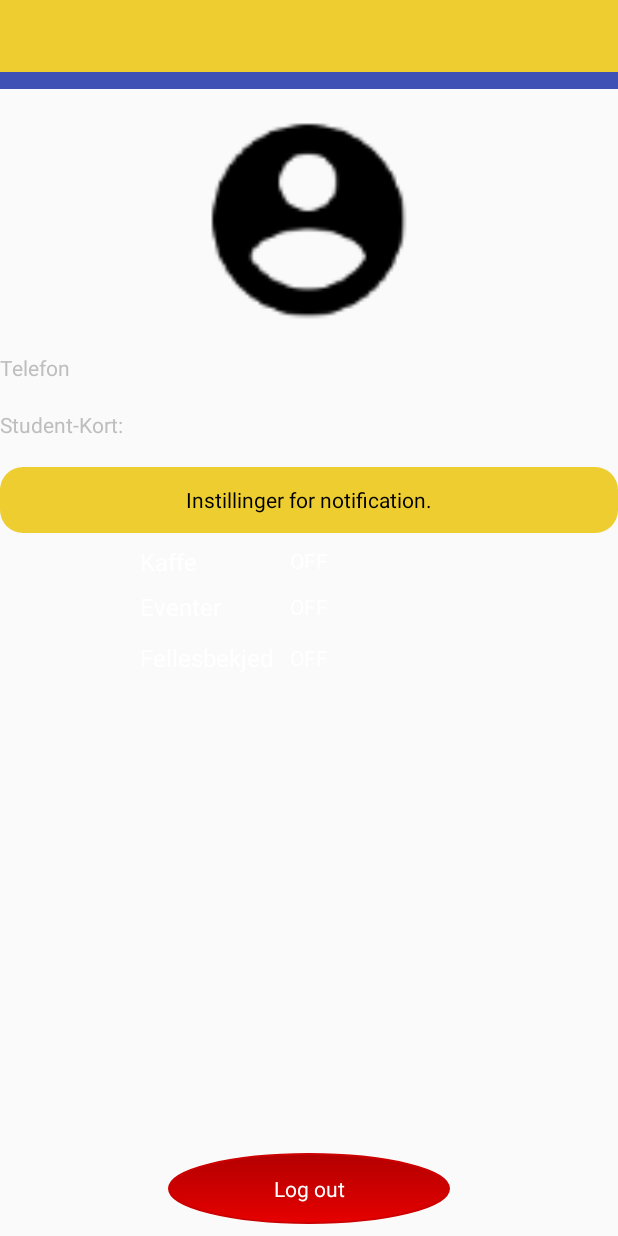
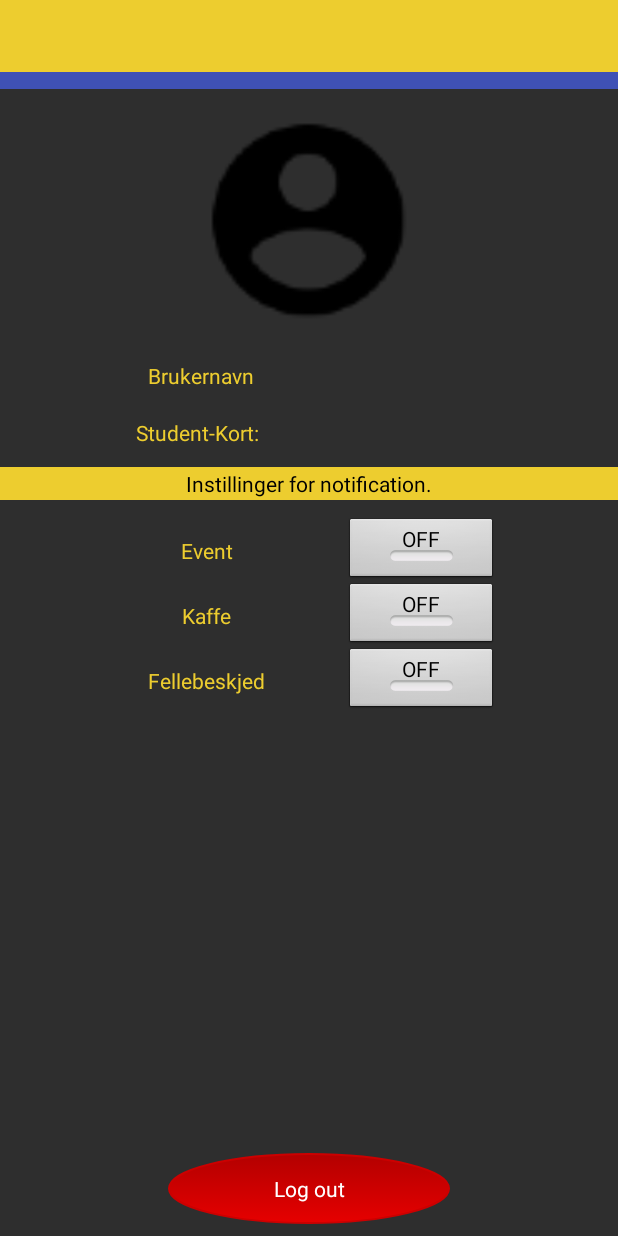
Before and after one commit to emedd33/ChemieApp, an Android app: the layout activity_my_profile.xml on its own in the app's theme, with its tools: preview values and no code run, on a phone screen of 412 x 824 dp. Run offline under Robolectric (Android 15) with nearby library versions, the phone set to English and light mode, and no system bars.

Commit message:
Ferdigstilt forsteversjon

```diff
--- a/app/src/main/java/com/example/eskild/hc/SplashScreen.java
+++ b/app/src/main/java/com/example/eskild/hc/SplashScreen.java
@@ -15,8 +15,7 @@ public class SplashScreen extends AppCompatActivity {
         super.onCreate(savedInstanceState);
         this.contex = this;
         this.prefs  = PreferenceManager.getDefaultSharedPreferences(this);
-
-        if (prefs.getBoolean("Access",false)){
+        if (prefs.getBoolean("logged_in",false)){
             Intent intent = new Intent(this, HovedActivity.class);
             startActivity(intent);
             finish();
--- a/app/src/main/res/layout/activity_my_profile.xml
+++ b/app/src/main/res/layout/activity_my_profile.xml
@@ -4,14 +4,16 @@
     xmlns:tools="http://schemas.android.com/tools"
     android:layout_width="match_parent"
     android:layout_height="match_parent"
+    android:background="@color/Background"
     android:scrollbars="vertical"
     android:theme="@android:style/Theme.NoTitleBar"
     tools:context="com.example.eskild.hc.myProfile">
 
     <TextView
-        android:id="@+id/username"
+        android:id="@+id/username_edit"
         android:layout_width="95dp"
         android:layout_height="30dp"
+        android:gravity="center_vertical|center_horizontal"
         app:layout_constraintEnd_toEndOf="@+id/profile_image"
         app:layout_constraintTop_toTopOf="@+id/username_view" />
 
@@ -64,7 +66,10 @@
         android:layout_width="95dp"
         android:layout_height="30dp"
         android:layout_marginTop="8dp"
+        android:gravity="center_vertical|center_horizontal"
         android:text="Student-Kort: "
+        android:textColor="@color/yellow_HC"
+        android:typeface="sans"
         app:layout_constraintStart_toStartOf="@+id/username_view"
         app:layout_constraintTop_toBottomOf="@+id/username_view" />
 
@@ -73,67 +78,27 @@
         android:layout_width="95dp"
         android:layout_height="30dp"
         android:layout_marginTop="8dp"
-        android:text="Telefon"
-        app:layout_constraintTop_toBottomOf="@+id/profile_image"
-        tools:layout_editor_absoluteX="72dp" />
+        android:gravity="center_vertical|center_horizontal"
+        android:text="Brukernavn"
+        android:textColor="@color/yellow_HC"
+        android:typeface="sans"
+        app:layout_constraintStart_toStartOf="@+id/profile_image"
+        app:layout_constraintTop_toBottomOf="@+id/profile_image" />
 
     <TextView
         android:id="@+id/acces_card_edit"
         android:layout_width="95dp"
         android:layout_height="30dp"
+        android:gravity="center_vertical|center_horizontal"
         app:layout_constraintEnd_toEndOf="@+id/profile_image"
         app:layout_constraintTop_toTopOf="@+id/acces_card_view" />
 
     <TextView
-        android:id="@+id/telefon_edit"
-        android:layout_width="95dp"
-        android:layout_height="30dp"
-        tools:layout_editor_absoluteX="213dp"
-        tools:layout_editor_absoluteY="311dp" />
-
-    <Switch
-        android:id="@+id/switch_kaffe"
-        android:layout_width="226dp"
-        android:layout_height="20dp"
-        android:layout_marginTop="8dp"
-        android:onClick="onClick"
-        android:switchTextAppearance="@style/TextAppearance.AppCompat.Body1"
-        android:text="Kaffe"
-        app:layout_constraintEnd_toEndOf="parent"
-        app:layout_constraintStart_toStartOf="parent"
-        app:layout_constraintTop_toBottomOf="@+id/textView" />
-
-    <Switch
-        android:id="@+id/switch_event"
-        android:layout_width="226dp"
-        android:layout_height="26dp"
-        android:layout_marginTop="8dp"
-        android:onClick="onClick"
-        android:switchTextAppearance="@style/TextAppearance.AppCompat.Body2"
-        android:text="Eventer"
-        app:layout_constraintEnd_toEndOf="@+id/switch_kaffe"
-        app:layout_constraintStart_toStartOf="@+id/switch_kaffe"
-        app:layout_constraintTop_toBottomOf="@+id/switch_kaffe" />
-
-    <Switch
-        android:id="@+id/switch_felles"
-        android:layout_width="226dp"
-        android:layout_height="26dp"
-        android:layout_marginTop="8dp"
-        android:onClick="onClick"
-        android:switchTextAppearance="@style/TextAppearance.AppCompat.Body2"
-        android:text="Fellesbekjed"
-        app:layout_constraintEnd_toEndOf="@+id/switch_event"
-        app:layout_constraintStart_toStartOf="@+id/switch_event"
-        app:layout_constraintTop_toBottomOf="@+id/switch_event"
-        tools:checked="false" />
-
-    <TextView
         android:id="@+id/textView"
         android:layout_width="0dp"
-        android:layout_height="44dp"
+        android:layout_height="22dp"
         android:layout_marginTop="8dp"
-        android:background="@drawable/rounded_edittext"
+        android:background="@color/yellow_HC"
         android:backgroundTint="@color/yellow_HC"
         android:gravity="center_vertical"
         android:text="Instillinger for notification."
@@ -144,5 +109,68 @@
         app:layout_constraintStart_toStartOf="parent"
         app:layout_constraintTop_toBottomOf="@+id/acces_card_view" />
 
+    <ToggleButton
+        android:id="@+id/event_noti_btn"
+        android:layout_width="100dp"
+        android:layout_height="43dp"
+        android:onClick="onClick"
+        android:text="ToggleButton"
+        app:layout_constraintStart_toStartOf="@+id/acces_card_edit"
+        app:layout_constraintTop_toTopOf="@+id/Event_view" />
+
+    <ToggleButton
+        android:id="@+id/kaffe_noti_btn"
+        android:layout_width="100dp"
+        android:layout_height="43dp"
+        android:onClick="onClick"
+        android:text="ToggleButton"
+        app:layout_constraintEnd_toEndOf="@+id/event_noti_btn"
+        app:layout_constraintStart_toStartOf="@+id/event_noti_btn"
+        app:layout_constraintTop_toBottomOf="@+id/event_noti_btn" />
+
+    <ToggleButton
+        android:id="@+id/felles_noti_btn"
+        android:layout_width="100dp"
+        android:layout_height="43dp"
+        android:checked="false"
+        android:onClick="onClick"
+        android:text="ToggleButton"
+        app:layout_constraintEnd_toEndOf="@+id/kaffe_noti_btn"
+        app:layout_constraintStart_toStartOf="@+id/kaffe_noti_btn"
+        app:layout_constraintTop_toBottomOf="@+id/kaffe_noti_btn" />
+
+    <TextView
+        android:id="@+id/Event_view"
+        android:layout_width="103dp"
+        android:layout_height="43dp"
+        android:layout_marginTop="12dp"
+        android:gravity="center_vertical|center_horizontal"
+        android:text="Event"
+        android:textColor="@color/yellow_HC"
+        android:typeface="sans"
+        app:layout_constraintStart_toStartOf="@+id/acces_card_view"
+        app:layout_constraintTop_toBottomOf="@+id/textView" />
+
+    <TextView
+        android:id="@+id/Kaffe_view"
+        android:layout_width="103dp"
+        android:layout_height="43dp"
+        android:gravity="center_vertical|center_horizontal"
+        android:text="Kaffe"
+        android:textColor="@color/yellow_HC"
+        android:typeface="sans"
+        app:layout_constraintStart_toStartOf="@+id/Event_view"
+        app:layout_constraintTop_toTopOf="@+id/kaffe_noti_btn" />
+
+    <TextView
+        android:id="@+id/felles_view"
+        android:layout_width="103dp"
+        android:layout_height="43dp"
+        android:gravity="center_vertical|center_horizontal"
+        android:text="Fellebeskjed"
+        android:textColor="@color/yellow_HC"
+        app:layout_constraintStart_toStartOf="@+id/Kaffe_view"
+        app:layout_constraintTop_toTopOf="@+id/felles_noti_btn" />
+
 
 </android.support.constraint.ConstraintLayout>
--- a/app/src/main/res/values/colors.xml
+++ b/app/src/main/res/values/colors.xml
@@ -7,7 +7,7 @@
     <color name="button_bottom">#8a8a5c</color>
     <color name="button_top">#adad85</color>
     <color name="background_gray">#b7b7b7</color>
-    <color name="Background">#444444</color>
+    <color name="Background">#2e2e2e</color>
 
     <!-- for å hindre et rendering problem legger jeg tl disse filene-->
     <item name="visible" type="id"/>
```
Also changed, not shown: app/src/main/java/com/example/eskild/hc/BackgroundWorker_kaffe.java (+4 -11 lines), app/src/main/java/com/example/eskild/hc/BackgroundWorker_login.java (+2 -16 lines), app/src/main/java/com/example/eskild/hc/BackgroundWorker_profile.java (+2 -16 lines), app/src/main/java/com/example/eskild/hc/BackgroundWorker_sladder.java (+4 -9 lines), app/src/main/java/com/example/eskild/hc/HovedActivity.java (+62 -14 lines), app/src/main/java/com/example/eskild/hc/LoginActivity.java (+7 -9 lines), app/src/main/java/com/example/eskild/hc/MyFirebaseMessagingService.java (+23 -6 lines), app/src/main/java/com/example/eskild/hc/myProfile.java (+41 -62 lines), app/src/main/res/layout/activity_hoved.xml (+36 -36 lines), app/src/main/res/layout/app_bar_main.xml (deleted, +0 -30 lines), app/src/main/res/layout/content_main.xml (deleted, +0 -13 lines).
